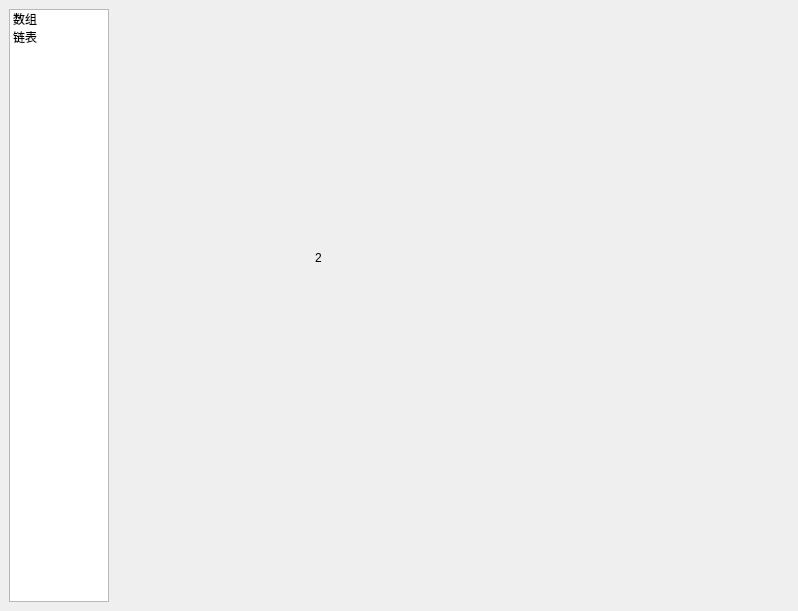
Above: mainwindow.ui from Ne-GH/VisualDataStructure before the change. Below: the same form after it.
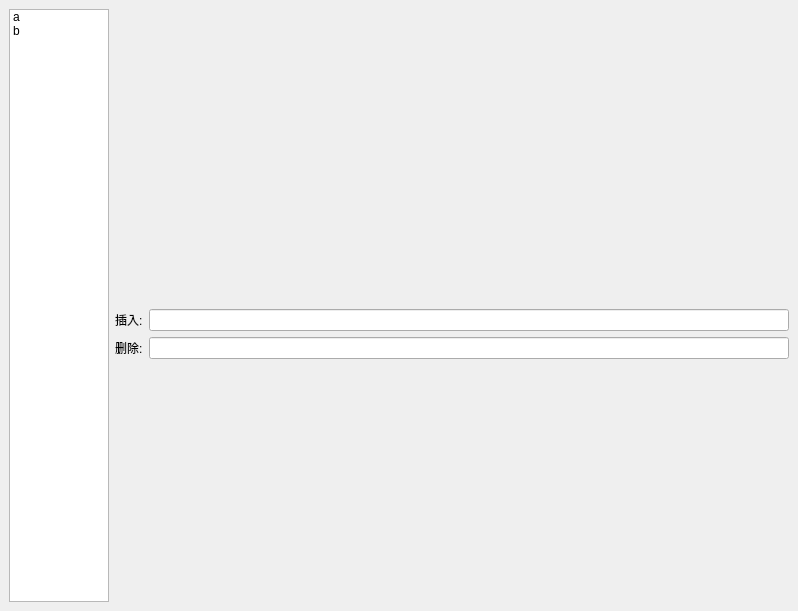
That is the form after the change. The open tabs and pages were chosen to show the change. Custom widgets are drawn as their Qt base class.

Diff of the .ui file:
```diff
--- a/mainwindow.ui
+++ b/mainwindow.ui
@@ -14,7 +14,7 @@
    <string>MainWindow</string>
   </property>
   <widget class="QWidget" name="centralwidget">
-   <layout class="QHBoxLayout" name="horizontalLayout">
+   <layout class="QHBoxLayout" name="horizontalLayout_2">
     <item>
      <widget class="QListWidget" name="structure_list">
       <property name="maximumSize">
@@ -25,49 +25,53 @@
       </property>
       <item>
        <property name="text">
-        <string>数组</string>
+        <string>a</string>
        </property>
       </item>
       <item>
        <property name="text">
-        <string>链表</string>
+        <string>b</string>
        </property>
       </item>
      </widget>
     </item>
     <item>
-     <widget class="QStackedWidget" name="opeator_widget">
-      <widget class="QWidget" name="array_widget">
-       <widget class="QLabel" name="label">
-        <property name="geometry">
-         <rect>
-          <x>160</x>
-          <y>220</y>
-          <width>71</width>
-          <height>17</height>
-         </rect>
+     <layout class="QVBoxLayout" name="left_layout">
+      <item>
+       <widget class="ShowWidget" name="show_widget" native="true">
+        <property name="minimumSize">
+         <size>
+          <width>0</width>
+          <height>0</height>
+         </size>
         </property>
-        <property name="text">
-         <string>TextLabel</string>
-        </property>
        </widget>
-      </widget>
-      <widget class="QWidget" name="list_widget">
-       <widget class="QLabel" name="label_2">
-        <property name="geometry">
-         <rect>
-          <x>200</x>
-          <y>240</y>
-          <width>71</width>
-          <height>17</height>
-         </rect>
-        </property>
-        <property name="text">
-         <string>2</string>
-        </property>
-       </widget>
-      </widget>
-     </widget>
+      </item>
+      <item>
+       <layout class="QFormLayout" name="operator_layout">
+        <item row="0" column="0">
+         <widget class="QLabel" name="insert_label">
+          <property name="text">
+           <string>插入:</string>
+          </property>
+         </widget>
+        </item>
+        <item row="0" column="1">
+         <widget class="QLineEdit" name="insert_edit"/>
+        </item>
+        <item row="1" column="0">
+         <widget class="QLabel" name="delete_label">
+          <property name="text">
+           <string>删除:</string>
+          </property>
+         </widget>
+        </item>
+        <item row="1" column="1">
+         <widget class="QLineEdit" name="delete_edit"/>
+        </item>
+       </layout>
+      </item>
+     </layout>
     </item>
    </layout>
   </widget>
@@ -81,17 +85,15 @@
     </rect>
    </property>
   </widget>
-  <action name="action">
-   <property name="text">
-    <string>修改设置</string>
-   </property>
-  </action>
-  <action name="action_2">
-   <property name="text">
-    <string>显示日志</string>
-   </property>
-  </action>
  </widget>
+ <customwidgets>
+  <customwidget>
+   <class>ShowWidget</class>
+   <extends>QWidget</extends>
+   <header>showwidget.h</header>
+   <container>1</container>
+  </customwidget>
+ </customwidgets>
  <resources/>
  <connections/>
 </ui>
```
